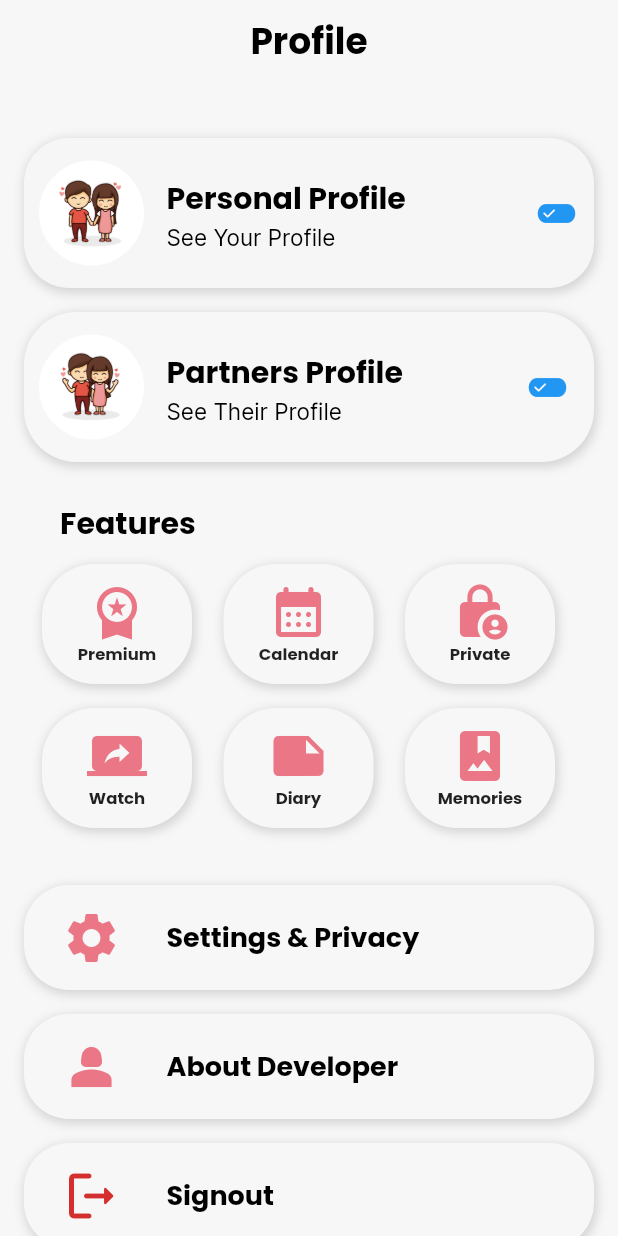
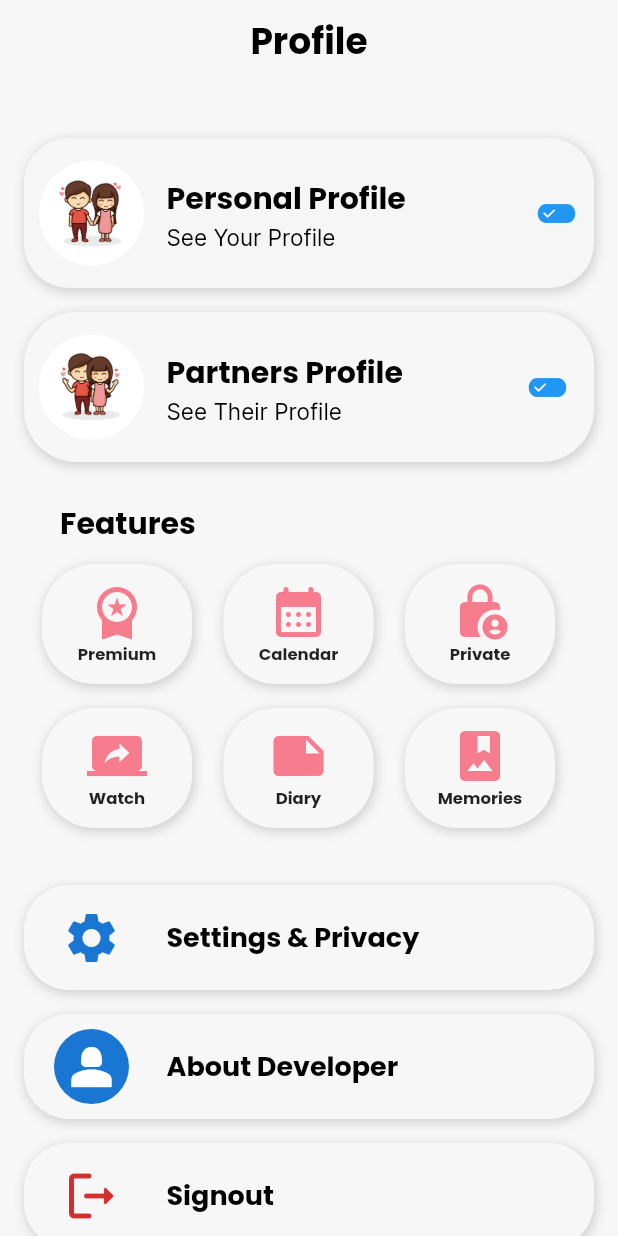
Before and after one commit to Shabby6466/JustUs, a Flutter app: the Profilepage screen opened directly, on a phone screen of 412 x 824 dp. Run offline on Flutter 3.47's test engine with Material 2 defaults, Android fonts, the phone set to English and light mode, and no system bars; our stand-ins replace convex_bottom_bar, firebase_core, flutter_svg, rive; accounts and stored records are empty.

Commit message:
Color switching issue fixed

```diff
--- a/lib/main.dart
+++ b/lib/main.dart
@@ -16,6 +16,7 @@ class MyApp extends StatelessWidget {
       debugShowCheckedModeBanner: false,
       themeMode: ThemeMode.system,
       theme: ThemeData(
+        brightness: Brightness.light,
         scaffoldBackgroundColor: MyColors.lightBackgroundColor,
         fontFamily: 'Intel',
         appBarTheme: AppBarTheme(
@@ -49,26 +50,25 @@ class MyApp extends StatelessWidget {
           titleMedium: TextStyle(
             color: MyColors.lightFontColor,
           ),
-          titleSmall: TextStyle(
+          titleSmall: const TextStyle(
             color: Colors.red,
           ),
         ),
-
         iconTheme: IconThemeData(
-          color: MyColors.darkFontColor,
+          color: MyColors.lightPrimaryColor,
         ),
         inputDecorationTheme: InputDecorationTheme(
           filled: true,
-          fillColor: MyColors.lightBackgroundColor.withOpacity(0.96),
-          errorStyle: TextStyle(height: 0),
+          fillColor: MyColors.lightPrimaryColor.withOpacity(0.1),
+          errorStyle: const TextStyle(height: 0),
           border: defaultInputBorder,
           enabledBorder: defaultInputBorder,
           focusedBorder: defaultInputBorder,
           errorBorder: defaultInputBorder,
         ),
       ),
-
       darkTheme: ThemeData(
+        brightness: Brightness.dark,
         scaffoldBackgroundColor: MyColors.darkBackgroundColor,
         fontFamily: 'Intel',
         appBarTheme: AppBarTheme(
@@ -102,18 +102,21 @@ class MyApp extends StatelessWidget {
           titleMedium: TextStyle(
             color: MyColors.darkFontColor,
           ),
-          titleSmall: TextStyle(
+          titleSmall: const TextStyle(
             color: Colors.red,
           ),
         ),
         inputDecorationTheme: InputDecorationTheme(
           filled: true,
           hintStyle: TextStyle(color: MyColors.darkFontColor),
-          fillColor: MyColors.darkBackgroundColor.withOpacity(0.96),
-          errorStyle: TextStyle(height: 0),
+          fillColor: MyColors.darkBackground2.withOpacity(0.96),
+          errorStyle: const TextStyle(height: 0),
+          focusedBorder: simpleInputBorder,
           border: defaultInputBorder,
-          focusedBorder: defaultInputBorder,
           errorBorder: defaultInputBorder,
+        ),
+        iconTheme: IconThemeData(
+          color: MyColors.darkPrimaryColor,
         ),
       ),
       home: const OnboardingScreen(),
@@ -121,10 +124,18 @@ class MyApp extends StatelessWidget {
   }
 }
 
-final defaultInputBorder = OutlineInputBorder(
-  borderRadius: const BorderRadius.all(Radius.circular(16)),
+const simpleInputBorder = OutlineInputBorder(
+  borderRadius: BorderRadius.all(Radius.circular(25)),
   borderSide: BorderSide(
-    color: Colors.transparent,
+    color: Colors.red,
     width: 1,
   ),
 );
+
+const defaultInputBorder = OutlineInputBorder(
+  borderRadius: BorderRadius.all(Radius.circular(25)),
+  borderSide: BorderSide(
+    color: Colors.red,
+    width: 1,
+  ),
+);
--- a/lib/reusables/MyColors.dart
+++ b/lib/reusables/MyColors.dart
@@ -5,12 +5,13 @@ class MyColors {
   static final Color lightBackgroundColor = Color.fromRGBO(248, 247, 247,1.0);
   static final Color lightFontColor = Colors.black;
   static final Color lightSecondaryColor = Color.fromRGBO(69, 88, 120, 1.0);
-  static final Color lightPrimaryColor = Color.fromRGBO(254, 111, 130, 1.0);
+  static final Color lightPrimaryColor = Color(0xFFF77D8E);
   static final Color lightAccentColor = Color.fromRGBO(207, 67, 7, 1.0);
 
-  static final Color darkBackgroundColor = Color.fromRGBO(8,7,7, 1.0);
+  static final Color darkBackgroundColor = Color.fromRGBO(24,25,26, 1.0);
   static final Color darkFontColor = Color.fromRGBO(238, 221, 221, 1.0);
   static final Color darkSecondaryColor = Color.fromRGBO(81,11,11, 1.0);
+  static final Color darkBackground2 = Color.fromRGBO(48,49,52, 1.0);
   static final Color darkPrimaryColor = Color.fromRGBO(129,8,24, 1.0);
   static final Color darkAccentColor = Color.fromRGBO(248, 108, 48, 1.0);
 }
--- a/lib/reusables/animatedbutton.dart
+++ b/lib/reusables/animatedbutton.dart
@@ -32,6 +32,7 @@ class AnimatedBtn extends StatelessWidget {
                 children: [
                   const Icon(
                     CupertinoIcons.arrow_right,
+                    color: Colors.black,
                     size: 24,
                   ),
                   Text(" Connect",
@@ -39,7 +40,7 @@ class AnimatedBtn extends StatelessWidget {
 
                           TextStyle(fontSize: 20,
                           color: Theme.of(context).brightness == Brightness.dark
-                              ? Colors.white
+                              ? Colors.black
                               : Colors.black,
                            fontWeight: FontWeight.w600)),
                 ],
--- a/lib/screens/homepages/profile/profilepage.dart
+++ b/lib/screens/homepages/profile/profilepage.dart
@@ -13,7 +13,7 @@ class Profilepage extends StatelessWidget {
         elevation: 0.0,
         centerTitle: true,
         automaticallyImplyLeading: false,
-        title: Text(
+        title: const Text(
           'Profile',
           style: TextStyle(
             fontFamily: "Poppins",
@@ -38,7 +38,8 @@ class Profilepage extends StatelessWidget {
                         color: Colors.grey.withOpacity(0.4),
                         spreadRadius: 1,
                         blurRadius: 5,
-                        offset: Offset(1, 2), // changes position of shadow
+                        offset:
+                            const Offset(1, 2), // changes position of shadow
                       ),
                     ],
                     color: MyColors.lightBackgroundColor.withOpacity(0.96),
@@ -69,10 +70,7 @@ class Profilepage extends StatelessWidget {
                               style: TextStyle(
                                 fontSize: 20,
                                 fontFamily: "Poppins",
-                                color: Theme.of(context).brightness ==
-                                        Brightness.dark
-                                    ? Colors.white
-                                    : Colors.black,
+                                color:  Colors.black,
                                 fontWeight: FontWeight.bold,
                               ),
                             ),
@@ -81,19 +79,16 @@ class Profilepage extends StatelessWidget {
                               'See Your Profile',
                               style: TextStyle(
                                 fontSize: 15,
-                                color: Theme.of(context).brightness ==
-                                        Brightness.dark
-                                    ? Colors.white
-                                    : Colors.black,
+                                color: Colors.black,
                               ),
                             ),
                           ],
                         ),
                       ),
-                      Expanded(
+                      const Expanded(
                         child: SizedBox(),
                       ),
-                      Padding(
+                      const Padding(
                         padding: EdgeInsets.only(right: 10.0),
                         child: Icon(
                           Icons.edit_attributes_rounded,
@@ -122,7 +117,8 @@ class Profilepage extends StatelessWidget {
                         color: Colors.grey.withOpacity(0.4),
                         spreadRadius: 1,
                         blurRadius: 5,
-                        offset: Offset(1, 2), // changes position of shadow
+                        offset:
+                            const Offset(1, 2), // changes position of shadow
                       ),
                     ],
                     color: MyColors.lightBackgroundColor,
@@ -154,10 +150,7 @@ class Profilepage extends StatelessWidget {
                                 'Partners Profile',
                                 style: TextStyle(
                                   fontFamily: "Poppins",
-                                  color: Theme.of(context).brightness ==
-                                        Brightness.dark
-                                    ? Colors.white
-                                    : Colors.black,
+                                  color: Colors.black,
                                   fontSize: 20,
                                   fontWeight: FontWeight.bold,
                                 ),
@@ -167,10 +160,7 @@ class Profilepage extends StatelessWidget {
                                 'See Their Profile',
                                 style: TextStyle(
                                   fontSize: 15,
-                                  color: Theme.of(context).brightness ==
-                                        Brightness.dark
-                                    ? Colors.white
-                                    : Colors.black,
+                                  color:  Colors.black,
                                 ),
                               ),
                             ],
@@ -210,8 +200,8 @@ class Profilepage extends StatelessWidget {
                 ),
               ),
             ),
-            Padding(
-              padding: const EdgeInsets.all(12.0),
+            const Padding(
+              padding: EdgeInsets.all(12.0),
               child: Column(
                 children: [
                   Row(
@@ -219,7 +209,6 @@ class Profilepage extends StatelessWidget {
                       ProfileButtons(
                         icon: Icon(
                           Icons.workspace_premium_sharp,
-                          color: Color(0xFFEA7686),
                           size: 40,
                         ),
                         name: "Premium",
@@ -228,20 +217,18 @@ class Profilepage extends StatelessWidget {
                           icon: Icon(
                             Icons.calendar_month_rounded,
                             //Icons.miscellaneous_services_rounded,
-                            color: Color(0xFFEA7686),
                             size: 40,
                           ),
                           name: "Calendar"),
                       ProfileButtons(
                           icon: Icon(
                             Icons.lock_person,
-                            color: Color(0xFFEA7686),
                             size: 40,
                           ),
                           name: "Private"),
                     ],
                   ),
-                  const SizedBox(
+                  SizedBox(
                     height: 16,
                   ),
                   Row(
@@ -249,21 +236,18 @@ class Profilepage extends StatelessWidget {
                       ProfileButtons(
                           icon: Icon(
                             Icons.screen_share,
-                            color: Color(0xFFEA7686),
                             size: 40,
                           ),
                           name: "Watch"),
                       ProfileButtons(
                           icon: Icon(
                             Icons.note,
-                            color: Color(0xFFEA7686),
                             size: 40,
                           ),
                           name: "Diary"),
                       ProfileButtons(
                           icon: Icon(
                             Icons.photo_album,
-                            color: Color(0xFFEA7686),
                             size: 40,
                           ),
                           name: "Memories"),
@@ -275,11 +259,7 @@ class Profilepage extends StatelessWidget {
             const SizedBox(
               height: 10,
             ),
-            GestureDetector(
-              onTap: () {
-                print("Settings & Privacy");
-              },
-              child: Padding(
+            Padding(
               padding: const EdgeInsets.all(16.0),
               child: Container(
                 width: 400,
@@ -290,8 +270,7 @@ class Profilepage extends StatelessWidget {
                       color: Colors.grey.withOpacity(0.4),
                       spreadRadius: 1,
                       blurRadius: 5,
-                        offset:
-                            const Offset(1, 2), // changes position of shadow
+                      offset: const Offset(1, 2), // changes position of shadow
                     ),
                   ],
                   color: MyColors.lightBackgroundColor,
@@ -304,15 +283,14 @@ class Profilepage extends StatelessWidget {
                       child: CircleAvatar(
                         radius: 35,
                         backgroundColor: MyColors.lightBackgroundColor,
-                          child: Icon(
+                        child: const Icon(
                           Icons.settings,
-                            color: Color(0xFFEA7686),
                           size: 40,
                         ),
                       ),
                     ),
                     Padding(
-                        padding: EdgeInsets.all(5.0),
+                      padding: const EdgeInsets.all(5.0),
                       child: Column(
                         mainAxisAlignment: MainAxisAlignment.center,
                         crossAxisAlignment: CrossAxisAlignment.start,
@@ -324,7 +302,7 @@ class Profilepage extends StatelessWidget {
                                 fontFamily: "Poppins",
                                 color: Theme.of(context).brightness ==
                                         Brightness.dark
-                                    ? Colors.white
+                                    ? Colors.black
                                     : Colors.black,
                                 fontWeight: FontWeight.bold),
                           ),
@@ -335,12 +313,7 @@ class Profilepage extends StatelessWidget {
                 ),
               ),
             ),
-            ),
-            GestureDetector(
-              onTap: () {
-                print("Settings & Privacy");
-              },
-              child: Padding(
+            Padding(
               padding: const EdgeInsets.only(left: 16, right: 16, bottom: 16),
               child: Container(
                 width: 400,
@@ -351,8 +324,7 @@ class Profilepage extends StatelessWidget {
                       color: Colors.grey.withOpacity(0.4),
                       spreadRadius: 1,
                       blurRadius: 5,
-                        offset:
-                            const Offset(1, 2), // changes position of shadow
+                      offset: const Offset(1, 2), // changes position of shadow
                     ),
                   ],
                   color: MyColors.lightBackgroundColor,
@@ -360,20 +332,18 @@ class Profilepage extends StatelessWidget {
                 ),
                 child: Row(
                   children: [
-                      Padding(
-                        padding: const EdgeInsets.all(10.0),
+                    const Padding(
+                      padding: EdgeInsets.all(10.0),
                       child: CircleAvatar(
                         radius: 35,
-                          backgroundColor: MyColors.lightBackgroundColor,
                         child: Icon(
                           Icons.person_2,
-                            color: Color(0xFFEA7686),
                           size: 40,
                         ),
                       ),
                     ),
                     Padding(
-                        padding: EdgeInsets.all(5.0),
+                      padding: const EdgeInsets.all(5.0),
                       child: Column(
                         mainAxisAlignment: MainAxisAlignment.center,
                         crossAxisAlignment: CrossAxisAlignment.start,
@@ -384,11 +354,10 @@ class Profilepage extends StatelessWidget {
                               fontFamily: "Poppins",
                               color: Theme.of(context).brightness ==
                                       Brightness.dark
-                                    ? Colors.white
+                                  ? Colors.black
                                   : Colors.black,
                               fontSize: 18,
                               fontWeight: FontWeight.bold,
-
                             ),
                           ),
                         ],
@@ -398,12 +367,7 @@ class Profilepage extends StatelessWidget {
                 ),
               ),
             ),
-            ),
-            GestureDetector(
-              onTap: () {
-                print("Settings & Privacy");
-              },
-              child: Padding(
+            Padding(
               padding: const EdgeInsets.only(left: 16, right: 16, bottom: 16),
               child: Container(
                 width: 400,
@@ -414,8 +378,7 @@ class Profilepage extends StatelessWidget {
                       color: Colors.grey.withOpacity(0.4),
                       spreadRadius: 1,
                       blurRadius: 5,
-                        offset:
-                            const Offset(1, 2), // changes position of shadow
+                      offset: const Offset(1, 2), // changes position of shadow
                     ),
                   ],
                   color: MyColors.lightBackgroundColor,
@@ -436,7 +399,7 @@ class Profilepage extends StatelessWidget {
                       ),
                     ),
                     Padding(
-                        padding: EdgeInsets.all(5.0),
+                      padding: const EdgeInsets.all(5.0),
                       child: Column(
                         mainAxisAlignment: MainAxisAlignment.center,
                         crossAxisAlignment: CrossAxisAlignment.start,
@@ -448,7 +411,7 @@ class Profilepage extends StatelessWidget {
                               fontSize: 18,
                               color: Theme.of(context).brightness ==
                                       Brightness.dark
-                                    ? Colors.white
+                                  ? Colors.black
                                   : Colors.black,
                               fontWeight: FontWeight.bold,
                             ),
@@ -457,7 +420,6 @@ class Profilepage extends StatelessWidget {
                       ),
                     ),
                   ],
-                  ),
                 ),
               ),
             ),
```
Also changed, not shown: first_sceen.dart (deleted, +0 -91 lines), lib/screens/OnBoardingScreen/CustomSignInDialoug.dart (+31 -33 lines), lib/screens/OnBoardingScreen/CustomSignUpdialogue.dart (+11 -5 lines), lib/screens/OnBoardingScreen/editform.dart (+32 -41 lines), lib/screens/OnBoardingScreen/signUpform.dart (+11 -19 lines), lib/screens/homepages/justUsPage/JustusPage.dart (+8 -14 lines), lib/screens/registration/sign_in_form.dart (+8 -14 lines). Lines whose indentation alone changed are shown as unchanged.
